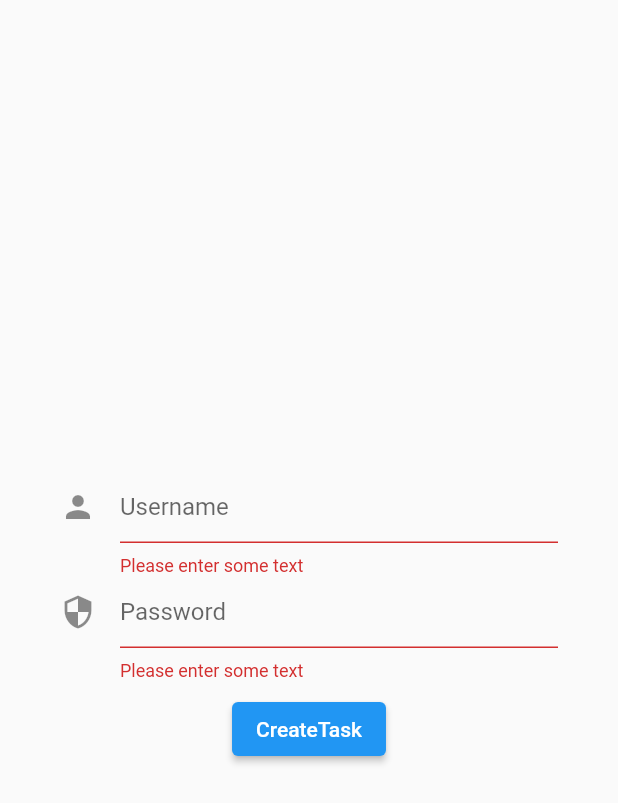
After one commit to raLaaaa/gorala-client, a Flutter app: the CreateTaskView screen opened directly, after a tap on "CreateTask", on a phone screen of 412 x 824 dp. The commit adds this screen. Shown: the top 803 px of the screen. Run offline on Flutter 3.47's test engine with Material 2 defaults, Android fonts, the phone set to English and light mode, and no system bars; our stand-ins replace equatable, flutter_bloc, flutter_dotenv, shared_preferences; accounts and stored records are empty; network calls fail.

Commit message:
color adaptions

```diff
--- a/lib/constants.dart
+++ b/lib/constants.dart
@@ -1,11 +1,7 @@
 import 'package:flutter/material.dart';
 
-const kPrimaryColor = Color(0xFF366CF6);
-const kSecondaryColor = Color(0xFFF5F6FC);
-const kBgLightColor = Color(0xFFF2F4FC);
+const kPrimaryColor = Color(0xFF4A536C);
 const kBgDarkColor = Colors.white60;
-const kBadgeColor = Color(0xFFEE376E);
-const kGrayColor = Color(0xFF8793B2);
 const kTitleTextColor = Color(0xFF30384D);
 const kTextColor = Color(0xFF4D5875);
 
--- a/lib/main.dart
+++ b/lib/main.dart
@@ -2,6 +2,7 @@ import 'package:flutter/material.dart';
 import 'package:flutter_bloc/flutter_bloc.dart';
 import 'package:flutter_dotenv/flutter_dotenv.dart';
 import 'package:gorala/bloc/repositories/authentication_repository.dart';
+import 'package:gorala/constants.dart';
 import 'package:gorala/screens/loading/loading_screen.dart';
 import 'package:gorala/screens/login/login_view.dart';
 import 'package:gorala/screens/main/main_screen.dart';
@@ -21,7 +22,9 @@ class MyApp extends StatelessWidget {
     return MaterialApp(
       debugShowCheckedModeBanner: false,
       title: 'gorala',
-      theme: ThemeData(),
+      theme: ThemeData(
+        primaryColor: kTitleTextColor
+      ),
       home: MultiBlocProvider(
         providers: [
           BlocProvider(create: (context) => AuthCubit(AuthRepository())),
--- /dev/null
+++ b/lib/screens/tasks/create_task_view.dart
@@ -0,0 +1,120 @@
+import 'package:flutter/material.dart';
+import 'package:flutter_bloc/flutter_bloc.dart';
+import 'package:gorala/bloc/cubits/auth_cubit.dart';
+
+class CreateTaskView extends StatefulWidget {
+  final String errorMessage;
+
+  const CreateTaskView({
+    Key key,
+    this.errorMessage,
+  }) : super(key: key);
+
+  @override
+  _CreateTaskViewState createState() => _CreateTaskViewState();
+}
+
+class _CreateTaskViewState extends State<CreateTaskView> {
+  final _formKey = GlobalKey<FormState>();
+  String _username = '';
+  String _password = '';
+
+  @override
+  Widget build(BuildContext context) {
+    return Scaffold(
+      body: _CreateTaskForm(context),
+    );
+  }
+
+  @override
+  void initState() {
+    super.initState();
+    final authCubit = BlocProvider.of<AuthCubit>(context);
+
+    if (authCubit.state is Foreign) {
+      authCubit.checkIfAuthenticated();
+    }
+  }
+
+  Widget _CreateTaskForm(BuildContext context) {
+    return Form(
+      key: _formKey,
+      child: Padding(
+        padding: EdgeInsets.symmetric(horizontal: 40),
+        child: Column(
+          mainAxisAlignment: MainAxisAlignment.center,
+          children: [
+            _usernameField(context),
+            _passwordField(context),
+            _CreateTaskButton(context),
+          ],
+        ),
+      ),
+    );
+  }
+
+  Widget _usernameField(BuildContext context) {
+    return TextFormField(
+      validator: (value) {
+        if (value == null || value.isEmpty) {
+          return 'Please enter some text';
+        }
+        _username = value;
+        return null;
+      },
+      decoration: InputDecoration(
+        icon: Icon(Icons.person),
+        hintText: 'Username',
+      ),
+    );
+  }
+
+  Widget _passwordField(BuildContext context) {
+    return TextFormField(
+      validator: (value) {
+        if (value == null || value.isEmpty) {
+          return 'Please enter some text';
+        }
+        _password = value;
+        return null;
+      },
+      obscureText: true,
+      decoration: InputDecoration(
+        icon: Icon(Icons.security),
+        hintText: 'Password',
+      ),
+    );
+  }
+
+  Widget _CreateTaskButton(BuildContext context) {
+    return Padding(
+      padding: const EdgeInsets.only(top: 8),
+      child: Column(
+        children: [
+          widget.errorMessage != null
+              ? Padding(
+            padding: const EdgeInsets.symmetric(vertical: 8),
+            child: Text(
+              widget.errorMessage,
+              style: TextStyle(color: Colors.red),
+            ),
+          )
+              : SizedBox(),
+          ElevatedButton(
+            onPressed: () {
+              submitCreateTask(context);
+            },
+            child: Text('CreateTask'),
+          ),
+        ],
+      ),
+    );
+  }
+
+  void submitCreateTask(BuildContext context) {
+    if (_formKey.currentState.validate()) {
+      final authCubit = BlocProvider.of<AuthCubit>(context);
+      authCubit.performAuth(_username, _password);
+    }
+  }
+}
```
Also changed, not shown: lib/screens/main/main_screen.dart (+22 -3 lines), lib/screens/tasks/edit_task_view.dart (added, +120 -0 lines).
